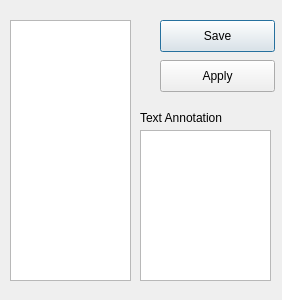
Above: versionsdialog.ui from johnty/qt-mapper-versioning-test before the change. Below: the same form after it.
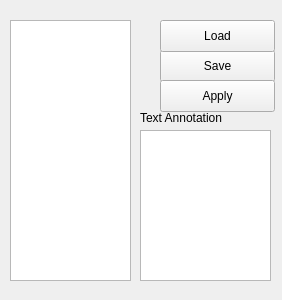
That is the form after the change.

Commit message: more test files, UI hookups for load from version->current working layer

```diff
--- a/versionsdialog.ui
+++ b/versionsdialog.ui
@@ -27,11 +27,14 @@
    <property name="geometry">
     <rect>
      <x>160</x>
-     <y>20</y>
+     <y>50</y>
      <width>115</width>
      <height>32</height>
     </rect>
    </property>
+   <property name="focusPolicy">
+    <enum>Qt::NoFocus</enum>
+   </property>
    <property name="text">
     <string>Save</string>
    </property>
@@ -40,11 +43,14 @@
    <property name="geometry">
     <rect>
      <x>160</x>
-     <y>60</y>
+     <y>80</y>
      <width>115</width>
      <height>32</height>
     </rect>
    </property>
+   <property name="focusPolicy">
+    <enum>Qt::NoFocus</enum>
+   </property>
    <property name="text">
     <string>Apply</string>
    </property>
@@ -72,6 +78,22 @@
     <string>Text Annotation</string>
    </property>
   </widget>
+  <widget class="QPushButton" name="pushButtonLoad">
+   <property name="geometry">
+    <rect>
+     <x>160</x>
+     <y>20</y>
+     <width>115</width>
+     <height>32</height>
+    </rect>
+   </property>
+   <property name="focusPolicy">
+    <enum>Qt::NoFocus</enum>
+   </property>
+   <property name="text">
+    <string>Load</string>
+   </property>
+  </widget>
  </widget>
  <resources/>
  <connections/>
```
The commit also changes 11 other files.
